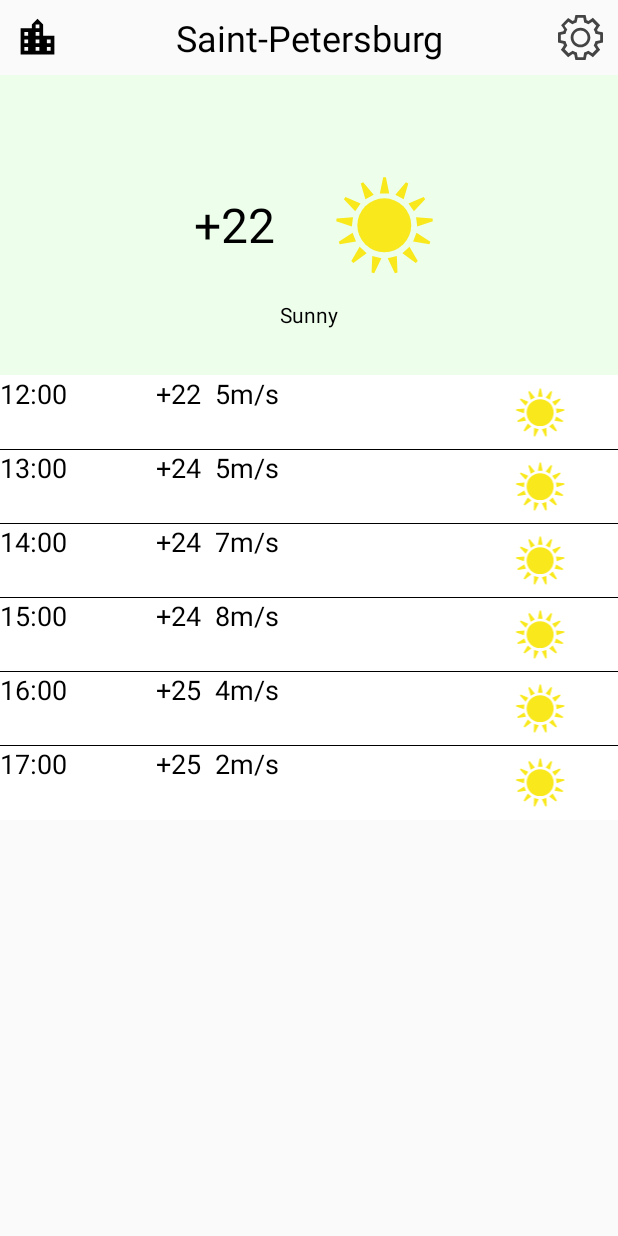
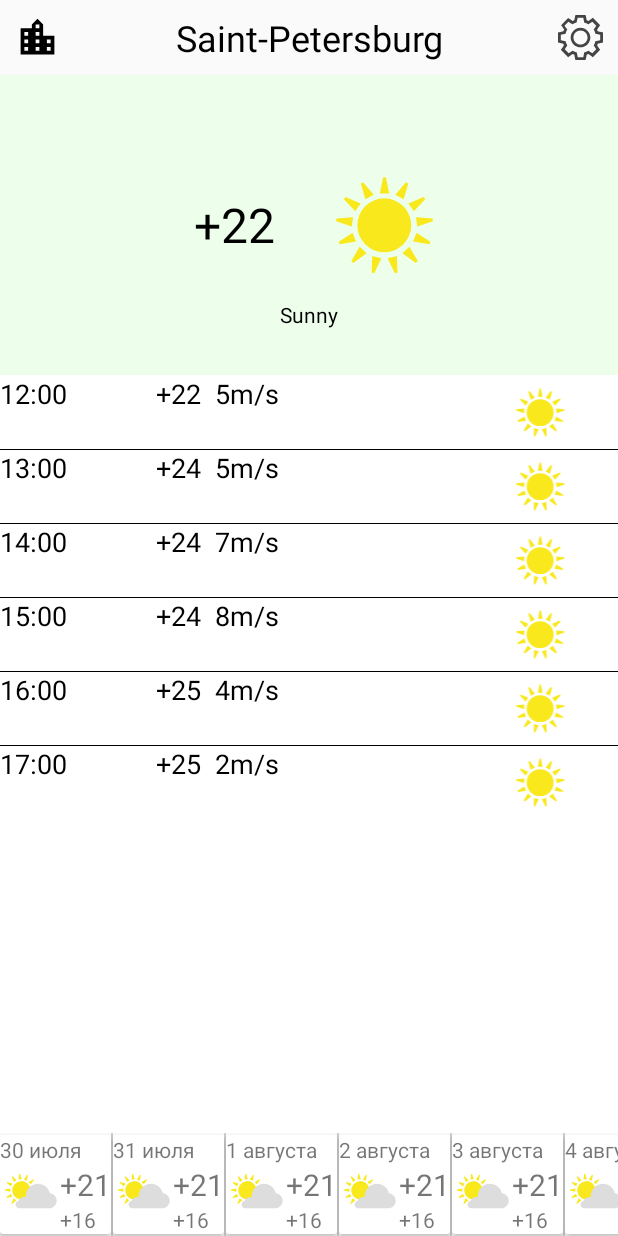
Before and after one commit to agafonovilya/MyWeatherApp, an Android app: the screen it shows after launch (MainActivityByFragment), on a phone screen of 412 x 824 dp. Run offline under Robolectric (Android 15) with nearby library versions, the phone set to English and light mode, and no system bars.

Commit message:
Homework 6 implemented

```diff
--- a/app/build.gradle
+++ b/app/build.gradle
@@ -26,7 +26,9 @@ dependencies {
     implementation fileTree(dir: "libs", include: ["*.jar"])
     implementation 'androidx.appcompat:appcompat:1.1.0'
     implementation 'androidx.constraintlayout:constraintlayout:1.1.3'
-    testImplementation 'junit:junit:4.12'
+    implementation 'androidx.recyclerview:recyclerview:1.1.0'
+    implementation 'androidx.cardview:cardview:1.0.0'
+    testImplementation 'junit:junit:4.13'
     androidTestImplementation 'androidx.test.ext:junit:1.1.1'
     androidTestImplementation 'androidx.test.espresso:espresso-core:3.2.0'
 
--- a/app/src/main/java/ru/geekbrains/myweatherapp/fragments/FragmentMainScreen.java
+++ b/app/src/main/java/ru/geekbrains/myweatherapp/fragments/FragmentMainScreen.java
@@ -8,10 +8,16 @@ import android.widget.ImageButton;
 
 import androidx.annotation.NonNull;
 import androidx.annotation.Nullable;
+import androidx.core.content.ContextCompat;
 import androidx.fragment.app.Fragment;
+import androidx.recyclerview.widget.DividerItemDecoration;
+import androidx.recyclerview.widget.LinearLayoutManager;
+import androidx.recyclerview.widget.RecyclerView;
 
 import ru.geekbrains.myweatherapp.MainActivityByFragment;
 import ru.geekbrains.myweatherapp.R;
+import ru.geekbrains.myweatherapp.weekForecastByRecyclerView.SourceOfWeekForecastCard;
+import ru.geekbrains.myweatherapp.weekForecastByRecyclerView.WeekForecastAdapter;
 
 public class FragmentMainScreen extends Fragment {
     @Override
@@ -22,14 +28,14 @@ public class FragmentMainScreen extends Fragment {
     @Override
     public void onViewCreated(@NonNull View view, @Nullable Bundle savedInstanceState) {
         super.onViewCreated(view, savedInstanceState);
-        ImageButton startSettingsFragment = view.findViewById(R.id.imageButton);
+        ImageButton startSettingsFragment = (ImageButton) view.findViewById(R.id.imageButton);
         startSettingsFragment.setOnClickListener(new View.OnClickListener() {
             @Override
             public void onClick(View v) {
                 ((MainActivityByFragment)getActivity()).startFragment(2);
             }
         });
-        ImageButton startCitySelectionFragment = view.findViewById(R.id.imageButton3);
+        ImageButton startCitySelectionFragment = (ImageButton) view.findViewById(R.id.imageButton3);
         startCitySelectionFragment.setOnClickListener(new View.OnClickListener() {
             @Override
             public void onClick(View v) {
@@ -37,5 +43,27 @@ public class FragmentMainScreen extends Fragment {
             }
         });
 
+        SourceOfWeekForecastCard sourceData = new SourceOfWeekForecastCard(getResources());
+        initRecyclerView(sourceData.build(), view);
+
     }
+
+    private void initRecyclerView(SourceOfWeekForecastCard sourceData, View view){
+        RecyclerView recyclerView = (RecyclerView) view.findViewById(R.id.weekForecast);
+
+        // Эта установка служит для повышения производительности системы
+        recyclerView.setHasFixedSize(true);
+
+        LinearLayoutManager layoutManager = new LinearLayoutManager(this.getContext());
+        layoutManager.setOrientation(RecyclerView.HORIZONTAL);
+        recyclerView.setLayoutManager(layoutManager);
+
+        WeekForecastAdapter adapter = new WeekForecastAdapter(sourceData);
+        recyclerView.setAdapter(adapter);
+
+        DividerItemDecoration itemDecoration = new DividerItemDecoration(recyclerView.getContext(),  layoutManager.getOrientation());
+        itemDecoration.setDrawable(ContextCompat.getDrawable(getContext(), R.drawable.separator));
+        recyclerView.addItemDecoration(itemDecoration);
+    }
+
 }
--- /dev/null
+++ b/app/src/main/java/ru/geekbrains/myweatherapp/weekForecastByRecyclerView/ContentOfWeekForecastCard.java
@@ -0,0 +1,13 @@
+package ru.geekbrains.myweatherapp.weekForecastByRecyclerView;
+
+public class ContentOfWeekForecastCard {
+    private String date;
+
+    public ContentOfWeekForecastCard(String date){
+        this.date = date;
+    }
+
+    public String getDate(){
+        return date;
+    }
+}
--- /dev/null
+++ b/app/src/main/java/ru/geekbrains/myweatherapp/weekForecastByRecyclerView/SourceOfWeekForecastCard.java
@@ -0,0 +1,35 @@
+package ru.geekbrains.myweatherapp.weekForecastByRecyclerView;
+
+import android.content.res.Resources;
+
+import java.util.ArrayList;
+import java.util.List;
+
+import ru.geekbrains.myweatherapp.R;
+
+public class SourceOfWeekForecastCard {
+    private List<ContentOfWeekForecastCard> dataSource;
+    private Resources resources;    // ресурсы приложения
+
+    public SourceOfWeekForecastCard(Resources resources) {
+        dataSource = new ArrayList<>(7);
+        this.resources = resources;
+    }
+
+    public SourceOfWeekForecastCard build(){
+        String[] date = resources.getStringArray(R.array.date);
+        // заполнение источника данных
+        for (int i = 0; i < date.length; i++) {
+            dataSource.add(new ContentOfWeekForecastCard(date[i]));
+        }
+        return this;
+    }
+
+    public ContentOfWeekForecastCard getContentOfWeekForecastCard(int position) {
+        return dataSource.get(position);
+    }
+
+    public int size(){
+        return dataSource.size();
+    }
+}
--- /dev/null
+++ b/app/src/main/java/ru/geekbrains/myweatherapp/weekForecastByRecyclerView/WeekForecastAdapter.java
@@ -0,0 +1,55 @@
+package ru.geekbrains.myweatherapp.weekForecastByRecyclerView;
+
+import android.view.LayoutInflater;
+import android.view.View;
+import android.view.ViewGroup;
+import android.widget.TextView;
+
+import androidx.annotation.NonNull;
+import androidx.recyclerview.widget.RecyclerView;
+
+import ru.geekbrains.myweatherapp.R;
+
+public class WeekForecastAdapter extends RecyclerView.Adapter<WeekForecastAdapter.ViewHolder> {
+    private SourceOfWeekForecastCard dataSource;
+
+    public WeekForecastAdapter(SourceOfWeekForecastCard dataSource){
+        this.dataSource = dataSource;
+    }
+
+    @NonNull
+    @Override
+    public WeekForecastAdapter.ViewHolder onCreateViewHolder(@NonNull ViewGroup parent, int viewType) {
+        View v = LayoutInflater.from(parent.getContext()).inflate(R.layout.item_for_week_forecast, parent, false);
+        return new ViewHolder(v);
+    }
+
+    @Override
+    public void onBindViewHolder(@NonNull WeekForecastAdapter.ViewHolder holder, int position) {
+        ContentOfWeekForecastCard contentOfWeekForecastCard = dataSource.getContentOfWeekForecastCard(position);
+        holder.setData(contentOfWeekForecastCard.getDate());
+
+    }
+
+    @Override
+    public int getItemCount() {
+        return dataSource.size();
+    }
+
+    public class ViewHolder extends RecyclerView.ViewHolder {
+        private TextView date;
+
+        public ViewHolder(@NonNull View itemView) {
+            super(itemView);
+            date = (TextView) itemView.findViewById(R.id.textView4);
+        }
+
+        public void setData(String date){
+            getDate().setText(date);
+        }
+
+        public TextView getDate(){
+            return date;
+        }
+    }
+}
--- /dev/null
+++ b/app/src/main/res/drawable/separator.xml
@@ -0,0 +1,6 @@
+<?xml version="1.0" encoding="utf-8"?>
+<shape xmlns:android="http://schemas.android.com/apk/res/android"
+    android:shape="rectangle">
+    <size android:width="1dp" />
+    <solid android:color="#cdcdcd"/>
+</shape>
--- a/app/src/main/res/layout/fragment_city_selection.xml
+++ b/app/src/main/res/layout/fragment_city_selection.xml
@@ -21,7 +21,7 @@
                 android:padding="5dp"
                 android:scaleType="centerCrop"
                 android:src="@drawable/ic_baseline_arrow_back_24"
-                android:onClick="clickOnBack"/>
+                />
 
             <TextView
                 android:id="@+id/textView3"
--- a/app/src/main/res/layout/fragment_main_screen.xml
+++ b/app/src/main/res/layout/fragment_main_screen.xml
@@ -23,7 +23,6 @@
                 android:layout_width="50dp"
                 android:layout_height="50dp"
                 android:background="@android:color/transparent"
-                android:onClick="clickOnCitySelection"
                 android:padding="10dp"
                 android:scaleType="centerCrop"
                 app:layout_constraintStart_toStartOf="parent"
@@ -115,7 +114,8 @@
             android:layout_width="match_parent"
             android:layout_height="wrap_content"
             android:background="#FFFFFF"
-            android:orientation="vertical">
+            android:orientation="vertical"
+            android:layout_weight="1">
 
             <LinearLayout
                 android:layout_width="match_parent"
@@ -313,17 +313,11 @@
             </LinearLayout>
         </ScrollView>
 
-        <!--<FrameLayout
+        <androidx.recyclerview.widget.RecyclerView
+            android:id="@+id/weekForecast"
             android:layout_width="match_parent"
-            android:layout_height="141dp">
-
-            <Button
-                android:id="@+id/button2"
-                android:layout_width="match_parent"
-                android:layout_height="wrap_content"
-                android:text="Построить маршрут до Александровской колонны"
-                android:onClick="openDoubleGIS"/>
-        </FrameLayout>-->
+            android:layout_height="wrap_content"
+            android:layout_weight="0" />
 
     </LinearLayout>
 
--- a/app/src/main/res/layout/fragment_settings.xml
+++ b/app/src/main/res/layout/fragment_settings.xml
@@ -22,7 +22,7 @@
                 android:padding="5dp"
                 android:scaleType="centerCrop"
                 app:srcCompat="@drawable/ic_baseline_arrow_back_24"
-                android:onClick="clickOnBack"/>
+                />
 
             <TextView
                 android:id="@+id/textView3"
--- /dev/null
+++ b/app/src/main/res/layout/item_for_week_forecast.xml
@@ -0,0 +1,49 @@
+<?xml version="1.0" encoding="utf-8"?>
+<androidx.cardview.widget.CardView xmlns:android="http://schemas.android.com/apk/res/android"
+    xmlns:app="http://schemas.android.com/apk/res-auto"
+    android:id="@+id/textView"
+    android:layout_width="wrap_content"
+    android:layout_height="wrap_content"
+    android:layout_marginTop="1dp"
+    android:layout_marginBottom="1dp">
+
+    <LinearLayout
+        android:layout_width="match_parent"
+        android:layout_height="wrap_content"
+        android:orientation="vertical">
+
+        <TextView
+            android:id="@+id/textView4"
+            android:layout_width="match_parent"
+            android:layout_height="wrap_content"/>
+
+        <LinearLayout
+            android:layout_width="match_parent"
+            android:layout_height="match_parent"
+            android:orientation="horizontal">
+
+            <ImageView
+                android:id="@+id/icon_for_week_forecast"
+                android:layout_width="40dp"
+                android:layout_height="40dp"
+                app:srcCompat="@drawable/ic_wsymbol_0002_sunny_intervals" />
+            <LinearLayout
+                android:layout_width="wrap_content"
+                android:layout_height="wrap_content"
+                android:orientation="vertical">
+                <TextView
+                    android:id="@+id/day_temperature_for_week_forecast"
+                    android:layout_width="wrap_content"
+                    android:layout_height="wrap_content"
+                    android:text="+21"
+                    android:textSize="20dp"/>
+                <TextView
+                    android:id="@+id/night_temperature_for_week_forecast"
+                    android:layout_width="wrap_content"
+                    android:layout_height="wrap_content"
+                    android:text="+16"
+                    android:textSize="14dp"/>
+            </LinearLayout>
+        </LinearLayout>
+    </LinearLayout>
+</androidx.cardview.widget.CardView>
--- a/app/src/main/res/values/strings.xml
+++ b/app/src/main/res/values/strings.xml
@@ -6,4 +6,18 @@
         <item>Saint-Petersburg</item>
         <item>Glazov</item>
     </string-array>
+    <string-array name="items">
+        <item>One</item>
+        <item>Two</item>
+        <item>Three</item>
+    </string-array>
+    <string-array name="date">
+        <item>30 июля</item>
+        <item>31 июля</item>
+        <item>1 августа</item>
+        <item>2 августа</item>
+        <item>3 августа</item>
+        <item>4 августа</item>
+        <item>5 августа</item>
+    </string-array>
 </resources>
```
